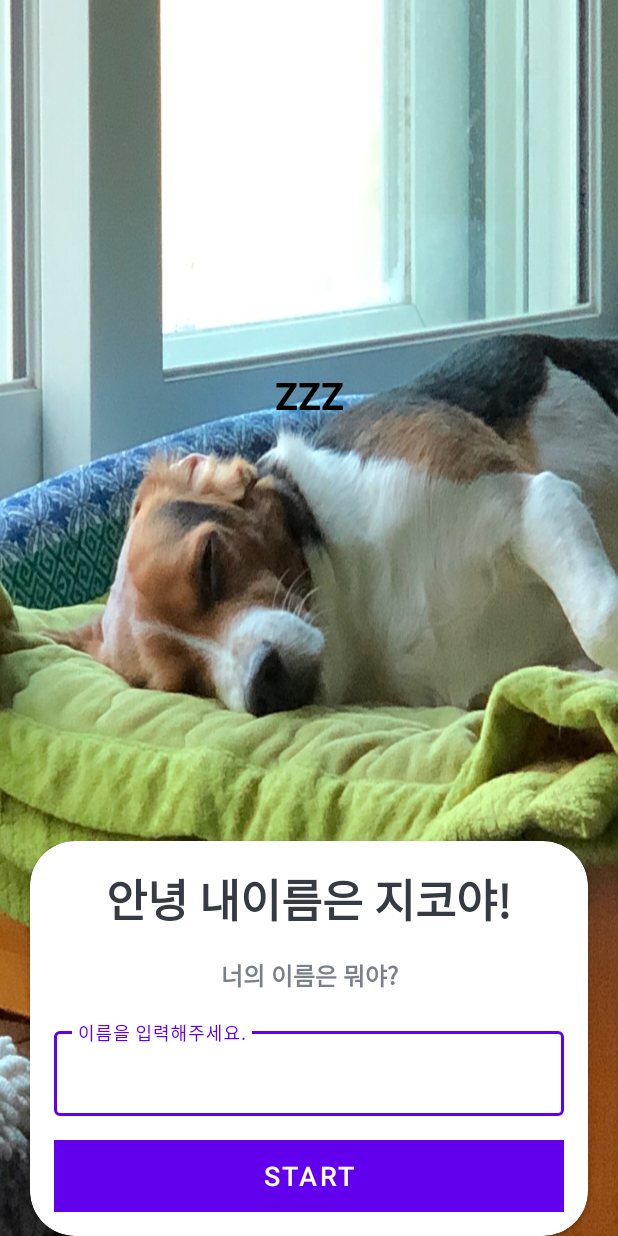
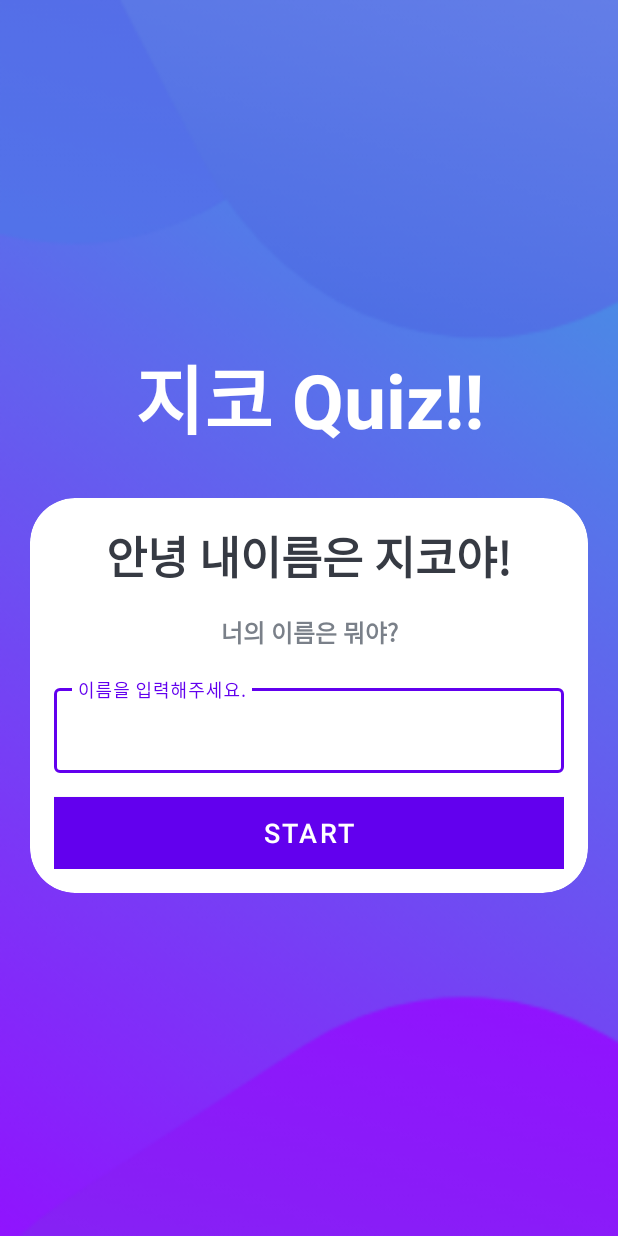
Before and after one commit to tlskals/QuizApp, an Android app: the screen it shows after launch (MainActivity), on a phone screen of 412 x 824 dp. Run offline under Robolectric (Android 15) with nearby library versions, the phone set to English and light mode, and no system bars.

```diff
--- a/app/src/main/java/com/example/quizapp/MainActivity.kt
+++ b/app/src/main/java/com/example/quizapp/MainActivity.kt
@@ -1,11 +1,29 @@
 package com.example.quizapp
 
+import android.content.Intent
 import androidx.appcompat.app.AppCompatActivity
 import android.os.Bundle
+import android.widget.Button
+import android.widget.EditText
+import android.widget.Toast
 
 class MainActivity : AppCompatActivity() {
     override fun onCreate(savedInstanceState: Bundle?) {
         super.onCreate(savedInstanceState)
         setContentView(R.layout.activity_main)
+
+        val btnStart : Button = findViewById(R.id.btn_start)
+        val edText : EditText = findViewById(R.id.ed_text)
+        btnStart.setOnClickListener {
+
+            if(edText.text.isEmpty()) {
+                Toast.makeText(this, "이름이 없으면 시작할 수 없어", Toast.LENGTH_LONG).show()
+            }
+            else{
+                val intent = Intent(this, QuizeQeustionsActivity :: class.java)
+                startActivity(intent)
+            }
+        }
+
     }
 }
--- a/app/src/main/res/layout/activity_main.xml
+++ b/app/src/main/res/layout/activity_main.xml
@@ -5,32 +5,29 @@
     xmlns:app="http://schemas.android.com/apk/res-auto"
     android:layout_width="match_parent"
     android:layout_height="match_parent"
-    android:background="@drawable/zicozzz"
+    android:background="@drawable/ic_bg"
     android:orientation="vertical"
     tools:context=".MainActivity"
-    android:gravity="bottom">
+    android:gravity="center">
 
     <TextView
+        android:id="@+id/tvAppName"
         android:layout_width="match_parent"
         android:layout_height="wrap_content"
-        android:layout_marginStart="20dp"
-        android:layout_marginEnd="20dp"
-        android:layout_marginBottom="280dp"
+        android:layout_marginBottom="30dp"
         android:gravity="center"
-        android:text="ZZZ"
-        android:textColor="@color/black"
-        android:textSize="25sp"
-        android:textStyle="bold"
-
-        />
+        android:text="지코 Quiz!!"
+        android:textColor="@color/white"
+        android:textSize="50sp"
+        android:textStyle="bold" />
 
     <com.google.android.material.card.MaterialCardView
         android:layout_width="match_parent"
         android:layout_height="wrap_content"
         android:layout_marginStart="20dp"
         android:layout_marginEnd="20dp"
-        app:cardCornerRadius="30dp"
-        android:background="@color/white">
+        android:elevation="5dp"
+        app:cardCornerRadius="30dp">
 
         <LinearLayout
             android:layout_width="match_parent"
@@ -62,7 +59,9 @@
                 android:layout_height="wrap_content"
                 android:layout_marginTop="20dp"
                 style="@style/Widget.MaterialComponents.TextInputLayout.OutlinedBox">
+
                 <androidx.appcompat.widget.AppCompatEditText
+                    android:id="@+id/ed_text"
                     android:layout_width="match_parent"
                     android:layout_height="wrap_content"
                     android:hint="이름을 입력해주세요."
@@ -74,6 +73,7 @@
             </com.google.android.material.textfield.TextInputLayout>
 
             <Button
+                android:id="@+id/btn_start"
                 android:layout_width="match_parent"
                 android:layout_height="wrap_content"
                 android:layout_marginTop="16dp"
--- a/app/src/main/res/values/colors.xml
+++ b/app/src/main/res/values/colors.xml
@@ -2,4 +2,5 @@
 <resources>
     <color name="black">#FF000000</color>
     <color name="white">#FFFFFFFF</color>
+    <color name="wakeGreen">#CDF564</color>
 </resources>
```
Also changed, not shown: app/src/main/AndroidManifest.xml (+5 -2 lines), app/src/main/java/com/example/quizapp/Constants.kt (added, +117 -0 lines), app/src/main/java/com/example/quizapp/Question.kt (added, +15 -0 lines), app/src/main/java/com/example/quizapp/QuizeQeustionsActivity.kt (added, +15 -0 lines), app/src/main/res/layout/activity_quize_qeustions.xml (added, +9 -0 lines), app/src/main/res/drawable/ic_bg.png (added), app/src/main/res/drawable/snowzico.jpg (added), app/src/main/res/drawable/whenzicocome.jpg (added), app/src/main/res/drawable/zicoangry.jpg (added), app/src/main/res/drawable/zicoinoutside.jpg (added), app/src/main/res/drawable/zicolosthisnuts.jpg (added), app/src/main/res/drawable/zicoooooooo.jpg (added), app/src/main/res/drawable/zicosleeping.jpg (added), app/src/main/res/drawable/zicosleepy.jpg (added).
